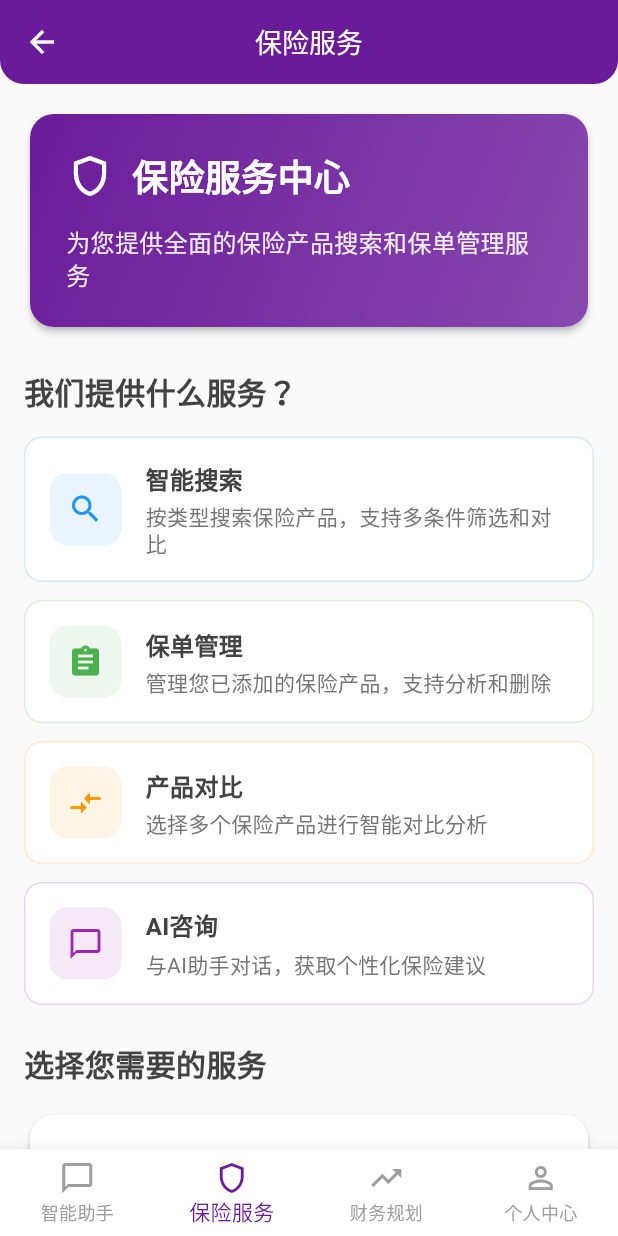
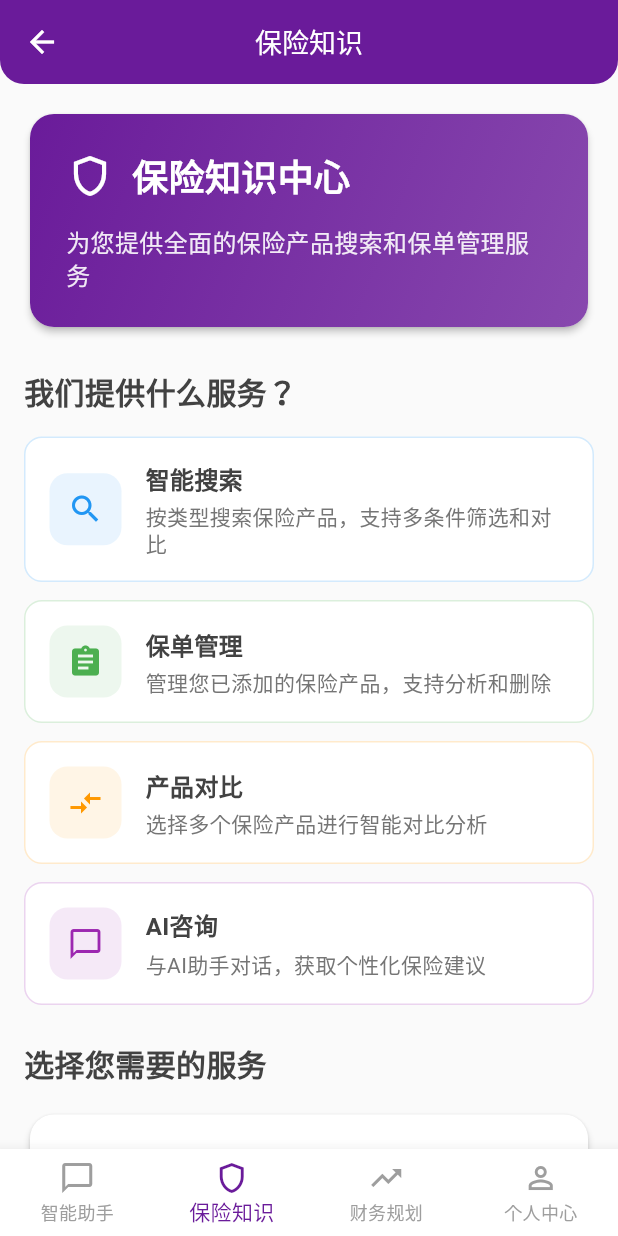
Before and after one commit to AJinloser/insuranceAPP, a Flutter app: the HomePage screen opened directly, item 2 of the bottom bar chosen, on a phone screen of 412 x 824 dp. Run offline on Flutter 3.47's test engine with Material 3 defaults, Android fonts, the phone set to English and light mode, and no system bars; our stand-ins replace dio, file_picker, fl_chart, flutter_dotenv, flutter_markdown, flutter_secure_storage and 4 more; missing offline and left inert: dart:html; accounts and stored records are empty; network calls fail; Roboto replaces fonts that are missing (PingFang SC); statements that could not run were skipped.

Commit message:
change 保险服务 to 保险知识

```diff
--- a/insuranceApp/frontend/lib/pages/help_page.dart
+++ b/insuranceApp/frontend/lib/pages/help_page.dart
@@ -175,7 +175,7 @@ class HelpPage extends StatelessWidget {
                   const TextSpan(text: '本应用分为四个主要页面模块：'),
                   TextSpan(text: '智能助手', style: TextStyle(fontWeight: FontWeight.bold, color: Colors.blue.shade700)),
                   const TextSpan(text: '、'),
-                  TextSpan(text: '保险服务', style: TextStyle(fontWeight: FontWeight.bold, color: Colors.orange.shade700)),
+                  TextSpan(text: '保险知识', style: TextStyle(fontWeight: FontWeight.bold, color: Colors.orange.shade700)),
                   const TextSpan(text: '、'),
                   TextSpan(text: '财务规划', style: TextStyle(fontWeight: FontWeight.bold, color: Colors.green.shade700)),
                   const TextSpan(text: '、'),
@@ -188,7 +188,7 @@ class HelpPage extends StatelessWidget {
             ),
             const SizedBox(height: 16),
             _buildFeatureItem(Icons.smart_toy, '智能助手', 'AI聊天助手，提供专业建议', Colors.blue),
-            _buildFeatureItem(Icons.shield, '保险服务', '查看保险产品，管理保单', Colors.orange),
+            _buildFeatureItem(Icons.shield, '保险知识', '查看保险产品，管理保单', Colors.orange),
             _buildFeatureItem(Icons.trending_up, '财务规划', '设定目标，规划未来', Colors.green),
             _buildFeatureItem(Icons.person, '个人中心', '管理个人信息和设置', Colors.purple),
           ],
@@ -266,7 +266,7 @@ class HelpPage extends StatelessWidget {
                 Icon(Icons.shield, color: Colors.orange.shade600, size: 28),
                 const SizedBox(width: 12),
                 const Text(
-                  '保险服务页面',
+                  '保险知识页面',
                   style: TextStyle(
                     fontSize: 20,
                     fontWeight: FontWeight.bold,
@@ -277,7 +277,7 @@ class HelpPage extends StatelessWidget {
             ),
             const SizedBox(height: 16),
             const Text(
-              '在保险服务页面，您可以查看我们数据库中拥有的各种保险产品，点击后可以进入保险产品详情页面，了解关于该保险产品保费、保障条款等各种详细信息。',
+              '在保险知识页面，您可以查看我们数据库中拥有的各种保险产品，点击后可以进入保险产品详情页面，了解关于该保险产品保费、保障条款等各种详细信息。',
               style: TextStyle(fontSize: 15, height: 1.5),
             ),
             const SizedBox(height: 16),
@@ -320,7 +320,7 @@ class HelpPage extends StatelessWidget {
             const SizedBox(height: 16),
             _buildDetailedFeature(
               '搜索和筛选功能',
-              '您也可以通过保险服务页面中的搜索框通过保险产品的名称进行搜索，或点击重置按钮重置为初始状态（展示所有保险产品）',
+              '您也可以通过保险知识页面中的搜索框通过保险产品的名称进行搜索，或点击重置按钮重置为初始状态（展示所有保险产品）',
               Icons.search,
             ),
             const SizedBox(height: 12),
@@ -338,7 +338,7 @@ class HelpPage extends StatelessWidget {
             const SizedBox(height: 12),
             _buildDetailedFeature(
               '我的保单管理',
-              '您可以点击保险服务页面底部的保单卡片，进入保单页面，查看您的保单目前拥有的保险产品，也可以点击底部的保单分析按钮，与AI助手聊天，了解您目前保单的涵盖范围，缺陷和优化方向。',
+              '您可以点击保险知识页面底部的保单卡片，进入保单页面，查看您的保单目前拥有的保险产品，也可以点击底部的保单分析按钮，与AI助手聊天，了解您目前保单的涵盖范围，缺陷和优化方向。',
               Icons.list_alt,
             ),
           ],
--- a/insuranceApp/frontend/lib/pages/home_page.dart
+++ b/insuranceApp/frontend/lib/pages/home_page.dart
@@ -41,7 +41,7 @@ class _HomePageState extends State<HomePage> with RouteAware {
   // 标题列表
   final List<String> _titles = const [
     '智能助手',
-    '保险服务',
+    '保险知识',
     '财务规划',
     '个人中心',
   ];
--- a/insuranceApp/frontend/lib/pages/insurance_page.dart
+++ b/insuranceApp/frontend/lib/pages/insurance_page.dart
@@ -11,7 +11,7 @@ class InsurancePage extends StatelessWidget {
     return Scaffold(
       backgroundColor: Colors.grey[50],
       appBar: AppBar(
-        title: const Text('保险服务'),
+        title: const Text('保险知识'),
         backgroundColor: Theme.of(context).primaryColor,
         elevation: 0,
         foregroundColor: Colors.white,
@@ -73,7 +73,7 @@ class InsurancePage extends StatelessWidget {
                 const SizedBox(width: 12),
                 Expanded(
                   child: Text(
-                    '保险服务中心',
+                    '保险知识中心',
                     style: TextStyle(
                       fontSize: 24,
                       fontWeight: FontWeight.bold,
--- a/insuranceApp/frontend/lib/pages/profile_setup_page.dart
+++ b/insuranceApp/frontend/lib/pages/profile_setup_page.dart
@@ -56,7 +56,7 @@ class _ProfileSetupPageState extends State<ProfileSetupPage> {
       tabIndex: 0,
     ),
     ModuleInfo(
-      title: '保险服务',
+      title: '保险知识',
       description: '浏览和比较保险产品',
       icon: Icons.shield_outlined,
       color: Color(0xFF2196F3),
```
